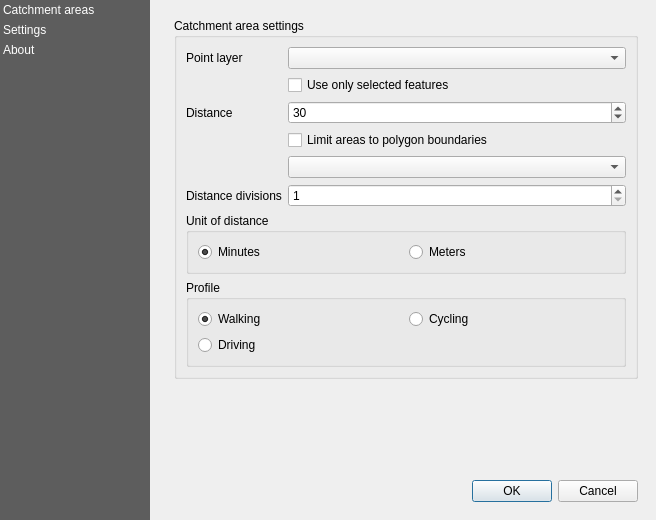
Qt form Catchment/resources/ui/main.ui (iiepdev/school-catchment-plugin) before a commit.
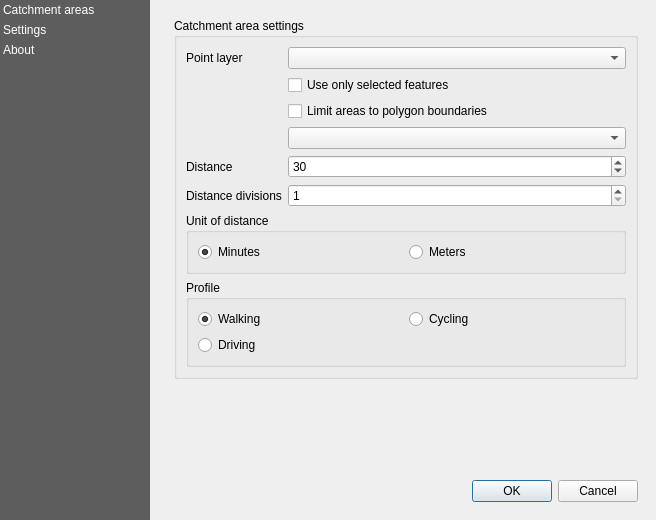
The same form after that commit. Custom widgets are drawn as their Qt base class.

Commit message: Move boundary layer selection under point layer selection

```diff
--- a/Catchment/resources/ui/main.ui
+++ b/Catchment/resources/ui/main.ui
@@ -154,14 +154,24 @@
                    </property>
                   </widget>
                  </item>
-                 <item row="2" column="0">
+                 <item row="2" column="1">
+                  <widget class="QCheckBox" name="checkbox_limit_to_polygon">
+                   <property name="text">
+                    <string>Limit areas to polygon boundaries</string>
+                   </property>
+                  </widget>
+                 </item>
+                 <item row="3" column="1">
+                  <widget class="QgsMapLayerComboBox" name="combobox_polygon_layer"/>
+                 </item>
+                 <item row="4" column="0">
                   <widget class="QLabel" name="label_distance">
                    <property name="text">
                     <string>Distance</string>
                    </property>
                   </widget>
                  </item>
-                 <item row="2" column="1">
+                 <item row="4" column="1">
                   <widget class="QgsSpinBox" name="spinbox_distance">
                    <property name="minimum">
                     <number>5</number>
@@ -180,16 +190,6 @@
                    </property>
                   </widget>
                  </item>
-                 <item row="3" column="1">
-                  <widget class="QCheckBox" name="checkbox_limit_to_polygon">
-                   <property name="text">
-                    <string>Limit areas to polygon boundaries</string>
-                   </property>
-                  </widget>
-                 </item>
-                 <item row="4" column="1">
-                  <widget class="QgsMapLayerComboBox" name="combobox_polygon_layer"/>
-                 </item>
                  <item row="5" column="0">
                   <widget class="QLabel" name="label_buckets">
                    <property name="text">
```
